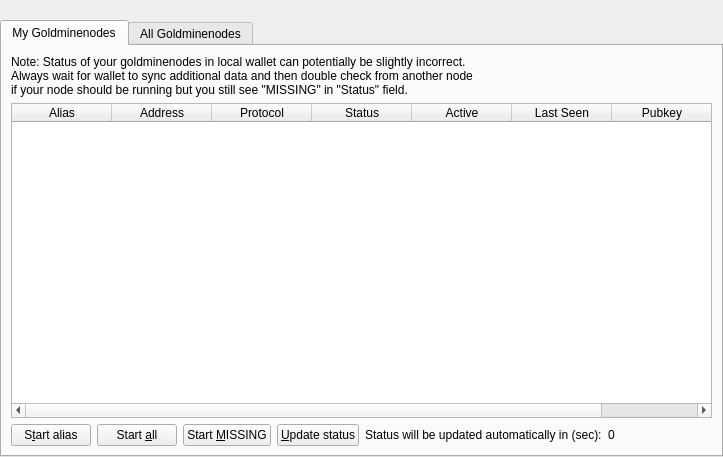
First picture: the form in src/qt/forms/goldminenodelist.ui, repository AdvancedTechnologyCoin/arc_core, before the edit.
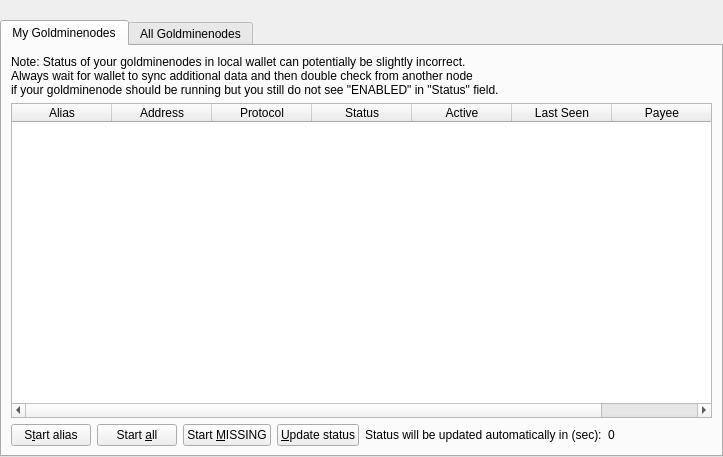
Second picture: the form after the edit.

Patch:
```diff
--- a/src/qt/forms/goldminenodelist.ui
+++ b/src/qt/forms/goldminenodelist.ui
@@ -67,7 +67,7 @@
              <item>
               <widget class="QLabel" name="updateNote">
                <property name="text">
-                <string>Note: Status of your goldminenodes in local wallet can potentially be slightly incorrect.&lt;br /&gt;Always wait for wallet to sync additional data and then double check from another node&lt;br /&gt;if your node should be running but you still see "MISSING" in "Status" field.</string>
+                <string>Note: Status of your goldminenodes in local wallet can potentially be slightly incorrect.&lt;br /&gt;Always wait for wallet to sync additional data and then double check from another node&lt;br /&gt;if your goldminenode should be running but you still do not see "ENABLED" in "Status" field.</string>
                </property>
               </widget>
              </item>
@@ -134,7 +134,7 @@
              </column>
              <column>
               <property name="text">
-               <string>Pubkey</string>
+               <string>Payee</string>
               </property>
              </column>
             </widget>
```
Left out of the diff: 2 changed lines with no effect on the pictures.
